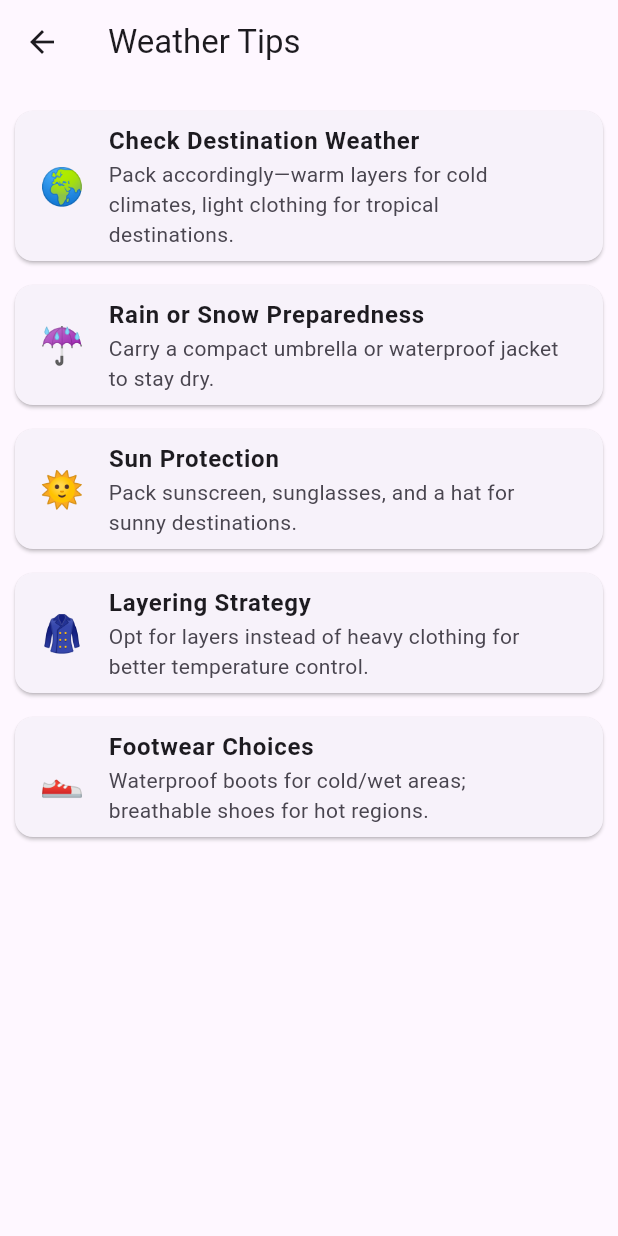
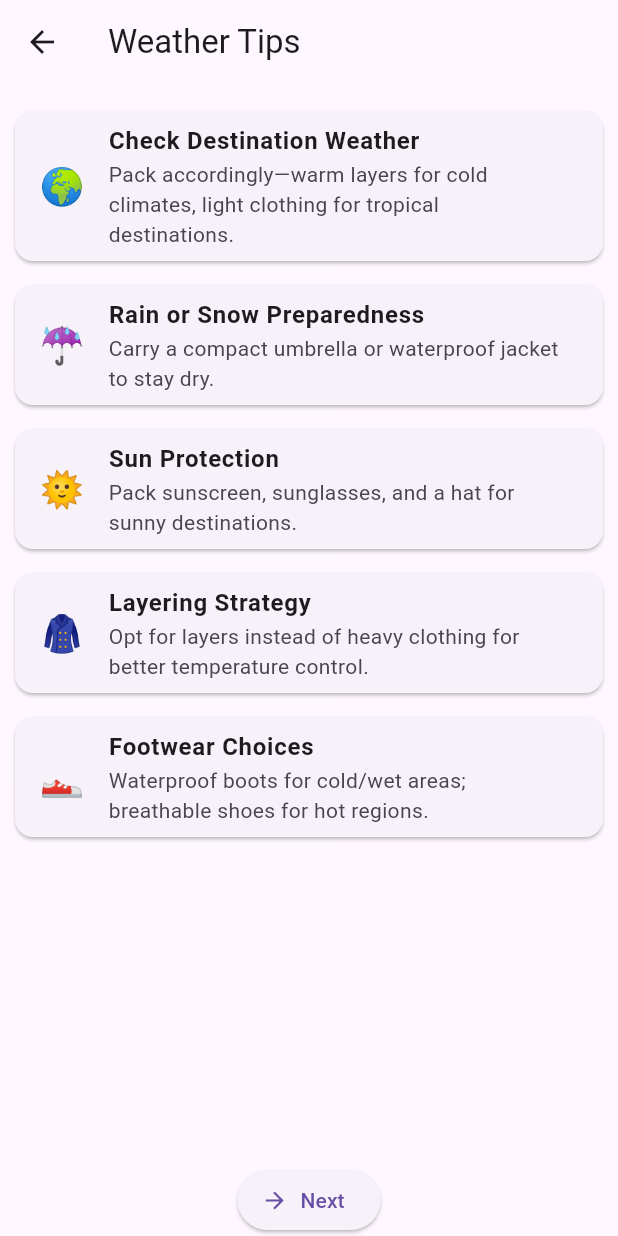
Before and after one commit to CREW-72/jet-set-go, a Flutter app: the WeatherBasedTips screen opened directly, on a phone screen of 412 x 824 dp. Run offline on Flutter 3.47's test engine with Material 3 defaults, Android fonts, the phone set to English and light mode, and no system bars.

Commit message:
added navigation to several pages

```diff
--- a/lib/weather_based_tips.dart
+++ b/lib/weather_based_tips.dart
@@ -1,6 +1,7 @@
 import 'package:flutter/material.dart';
+import 'package:jet_set_go/general_tips.dart';
 
-class WeatherBasedTips extends StatelessWidget{
+class WeatherBasedTips extends StatelessWidget {
   final List<Map<String, String>> tips = [
     {"title": "Check Destination Weather", "icon": "🌍", "desc": "Pack accordingly—warm layers for cold climates, light clothing for tropical destinations."},
     {"title": "Rain or Snow Preparedness", "icon": "☔", "desc": "Carry a compact umbrella or waterproof jacket to stay dry."},
@@ -10,13 +11,15 @@ class WeatherBasedTips extends StatelessWidget{
   ];
 
   @override
-  Widget build(BuildContext context){
+  Widget build(BuildContext context) {
     return Scaffold(
-      appBar: AppBar(title: Text("Weather Tips"),
-      ),
-      body: ListView(
+      appBar: AppBar(title: Text("Weather Tips")),
+      body: Column(
+        children: [
+          Expanded(
+            child: ListView(
               padding: EdgeInsets.all(10),
-        children: tips.map((tip){
+              children: tips.map((tip) {
                 return Card(
                   margin: EdgeInsets.symmetric(vertical: 8),
                   child: ListTile(
@@ -27,6 +30,21 @@ class WeatherBasedTips extends StatelessWidget{
                 );
               }).toList(),
             ),
+          ),
+          ElevatedButton.icon(
+            onPressed: () {
+              Navigator.push(
+                context,
+                MaterialPageRoute(
+                  builder: (context) => GeneralTips(),
+                ),
+              );
+            },
+            icon: Icon(Icons.arrow_forward),
+            label: Text("Next"),
+          ),
+        ],
+      ),
     );
   }
 }
```
Also changed, not shown: lib/main.dart (+2 -6 lines), lib/tips_display_screen.dart (+21 -2 lines), lib/travel_choice.dart (+7 -1 lines), lib/travel_details.dart (+7 -1 lines). Lines whose indentation alone changed are shown as unchanged.
